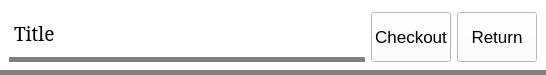
The window that bookwidget.ui (sbadame/checkout) describes before a commit, drawn with Qt 5.
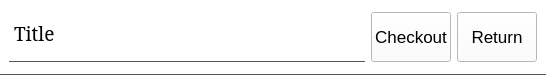
The same window after the commit.

Commit message: Thinner border

What changed in the file:
```diff
--- a/bookwidget.ui
+++ b/bookwidget.ui
@@ -63,7 +63,7 @@
      </property>
      <property name="styleSheet">
       <string notr="true">background-color:white;
-border-bottom: 5px solid gray;</string>
+border-bottom: 1px solid #555555;</string>
      </property>
      <layout class="QHBoxLayout" name="horizontalLayout_2">
       <item>
```
